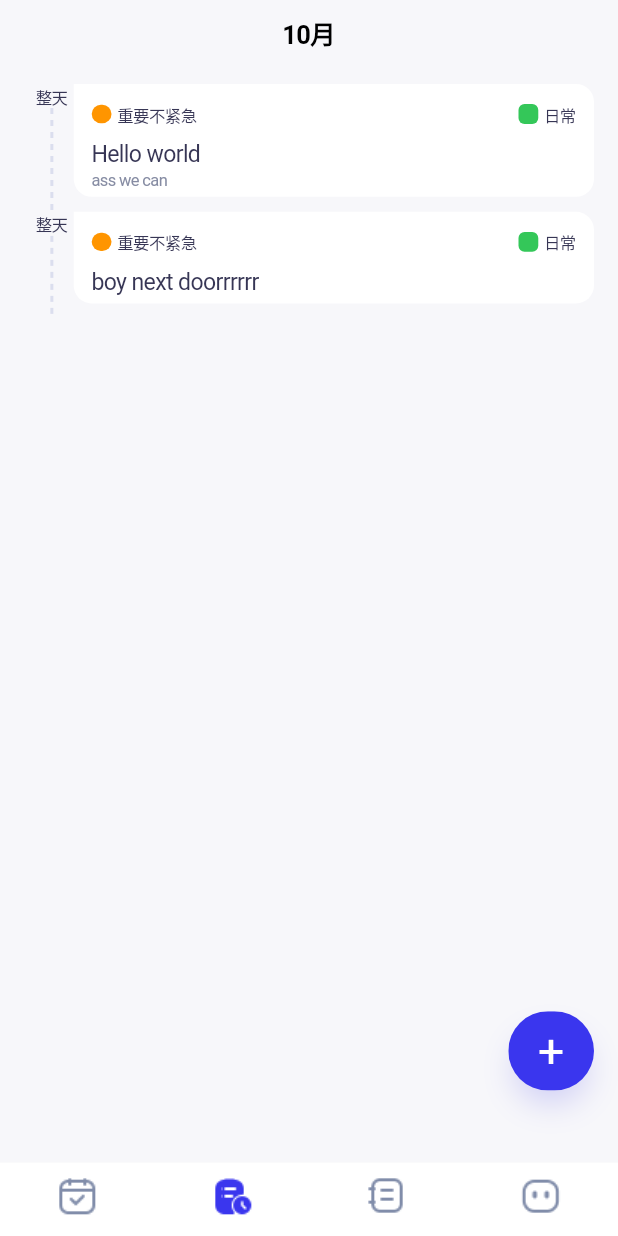
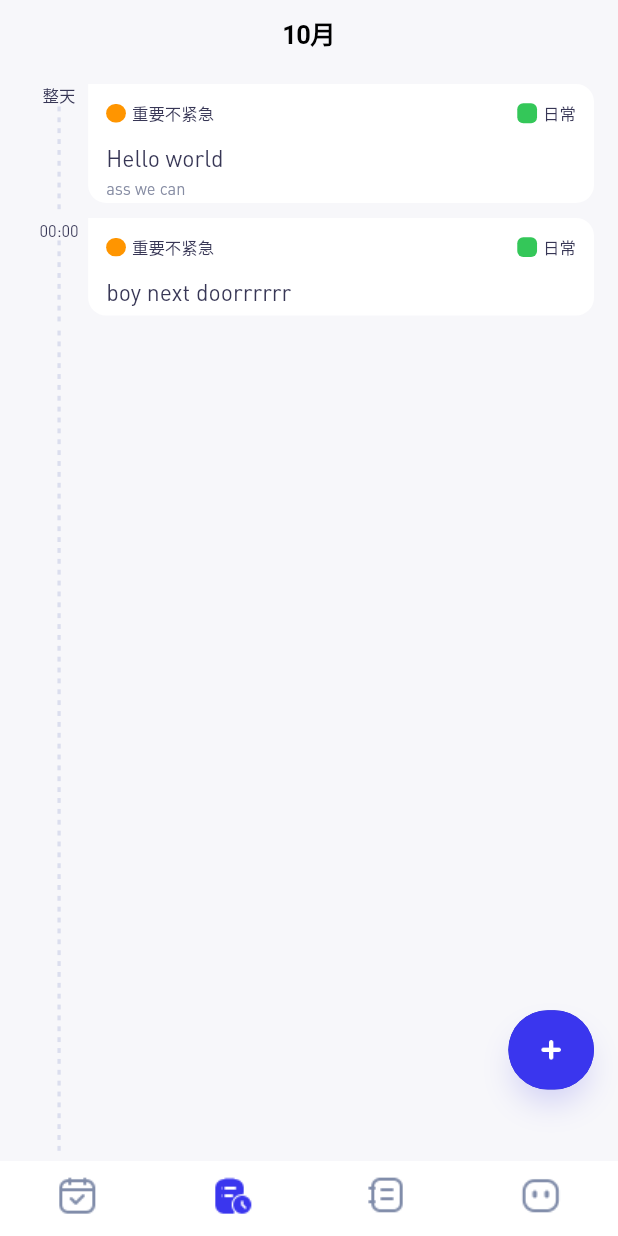
Before and after one commit to glitchboyl/DOIT, a Flutter app: the screen it shows after launch, item 2 of the bottom bar chosen, on a phone screen of 412 x 824 dp. Run offline on Flutter 3.47's test engine with Material 2 defaults, Android fonts, the phone set to English and light mode, and no system bars; drawn by our look-alikes of dotted_line; our stand-ins replace flutter_screenutil.

Commit message:
feat: dashed line

```diff
--- a/lib/main.dart
+++ b/lib/main.dart
@@ -25,6 +25,11 @@ class DOITApp extends StatelessWidget {
       builder: (context, child) {
         return CupertinoApp(
           debugShowCheckedModeBanner: false,
+          theme: new CupertinoThemeData(
+            textTheme: new CupertinoTextThemeData(
+              textStyle: TextStyle(fontFamily: 'DIN'),
+            ),
+          ),
           home: CupertinoTabScaffold(
             tabBar: tabBar(Routes.getTabBarItems()),
             tabBuilder: (context, index) {
--- a/lib/pages/first/index.dart
+++ b/lib/pages/first/index.dart
@@ -53,11 +53,21 @@ class _FirstTabState extends State<FirstTab> {
                 ),
               ],
             ),
-            addToDoItemButton(
+            AddToDoItemButton(
               () => {
-                // setState(() {
-                //   mockList = [...mockList, 1];
-                // });
+                setState(() {
+                  mockList = [
+                    ...mockList,
+                    ToDoItem(
+                      id: UniqueKey().hashCode,
+                      title: 'ass we can',
+                      type: ToDoItemType.a,
+                      status: ToDoItemStatus.a,
+                      to: DateTime(2023, 2, 26),
+                      from: DateTime(2023, 2, 27),
+                    )
+                  ];
+                })
               },
             ),
           ],
--- a/lib/pages/first/simple_to_do_item.dart
+++ b/lib/pages/first/simple_to_do_item.dart
@@ -56,6 +56,7 @@ class SimpleToDoItemWidget extends StatelessWidget {
                 style: TextStyle(
                   color: Styles.ToDoItemTitleColor,
                   fontSize: 14.sp,
+                  height: 20.sp / 14.sp,
                 ),
               ),
               SizedBox(height: 2.h),
@@ -64,6 +65,7 @@ class SimpleToDoItemWidget extends StatelessWidget {
                 style: TextStyle(
                   color: Styles.ToDoItemTimeColor,
                   fontSize: 10.sp,
+                  height: 14.sp / 10.sp,
                 ),
               ),
             ],
--- a/lib/pages/second/index.dart
+++ b/lib/pages/second/index.dart
@@ -1,7 +1,10 @@
+import 'package:doit/widgets/dashed_line.dart';
 import 'package:flutter/cupertino.dart';
+import 'package:flutter_screenutil/flutter_screenutil.dart';
 import 'package:provider/provider.dart';
 import 'to_do_item.dart';
 import 'package:doit/models/to_do_item.dart';
+import 'package:doit/widgets/dashed_line.dart';
 import 'package:doit/widgets/add_to_do_item_button.dart';
 import 'package:doit/styles.dart';
 
@@ -18,8 +21,6 @@ class _SecondTabState extends State<SecondTab> {
       remarks: 'ass we can',
       type: ToDoItemType.a,
       status: ToDoItemStatus.a,
-      to: DateTime(2023, 2, 26),
-      from: DateTime(2023, 2, 27),
     ),
     ToDoItem(
       id: UniqueKey().hashCode,
@@ -61,9 +62,24 @@ class _SecondTabState extends State<SecondTab> {
                     ),
                   ),
                 ),
+                SliverFillRemaining(
+                  hasScrollBody: false,
+                  child: Container(
+                    height: 0,
+                    child: Row(
+                      children: [
+                        Container(
+                          width: 28.w,
+                          alignment: Alignment.center,
+                          child: dashedLine(),
+                        ),
+                      ],
+                    ),
+                  ),
+                ),
               ],
             ),
-            addToDoItemButton(
+            AddToDoItemButton(
               () => {
                 // setState(() {
                 //   mockList = [...mockList, 1];
--- a/lib/pages/second/to_do_item.dart
+++ b/lib/pages/second/to_do_item.dart
@@ -1,9 +1,9 @@
 import 'package:flutter/cupertino.dart';
-import 'package:dotted_line/dotted_line.dart';
 import 'package:flutter_screenutil/flutter_screenutil.dart';
 import 'package:provider/provider.dart';
 import 'package:doit/utils/time.dart';
 import 'package:doit/models/to_do_item.dart';
+import 'package:doit/widgets/dashed_line.dart';
 import 'package:doit/styles.dart';
 
 class ToDoItemWidget extends StatelessWidget {
@@ -13,26 +13,24 @@ class ToDoItemWidget extends StatelessWidget {
   @override
   Widget build(BuildContext context) {
     return Container(
-      height: item.remarks != '' ? 84.h : 70.h,
+      height: item.remarks != '' ? 88.h : 74.h,
       child: Row(
         children: [
           Container(
+            width: 28.w,
             margin: const EdgeInsets.only(right: 4),
             child: Column(
               children: [
                 Text(
-                  '整天',
+                  item.to != null ? getClockTime(item.to!) : '整天',
                   style: TextStyle(
                     color: Styles.ToDoItemTitleColor,
                     fontSize: 10.sp,
+                    height: 14.sp / 10.sp,
                   ),
                 ),
                 Expanded(
-                  child: DottedLine(
-                    direction: Axis.vertical,
-                    dashColor: Color(0xFFDBDEEE),
-                    lineThickness: 2.0,
-                  ),
+                  child: dashedLine(),
                 ),
               ],
             ),
@@ -71,6 +69,7 @@ class ToDoItemWidget extends StatelessWidget {
                         style: TextStyle(
                           color: Styles.ToDoItemTitleColor,
                           fontSize: 10.sp,
+                          height: 14.sp / 10.sp,
                         ),
                       ),
                       Expanded(
@@ -94,6 +93,7 @@ class ToDoItemWidget extends StatelessWidget {
                         style: TextStyle(
                           color: Styles.ToDoItemTitleColor,
                           fontSize: 10.sp,
+                          height: 14.sp / 10.sp,
                         ),
                       ),
                     ],
@@ -104,6 +104,7 @@ class ToDoItemWidget extends StatelessWidget {
                     style: TextStyle(
                       color: Styles.ToDoItemTitleColor,
                       fontSize: 14.sp,
+                      height: 20.sp / 14.sp,
                     ),
                   ),
                   if (item.remarks != '') ...[
@@ -113,6 +114,7 @@ class ToDoItemWidget extends StatelessWidget {
                       style: TextStyle(
                         color: Styles.ToDoItemRemarksColor,
                         fontSize: 10.sp,
+                        height: 14.sp / 10.sp,
                       ),
                       maxLines: 1,
                       overflow: TextOverflow.ellipsis,
--- a/lib/routes.dart
+++ b/lib/routes.dart
@@ -1,22 +1,26 @@
 import 'package:flutter/cupertino.dart';
+import 'package:flutter_screenutil/flutter_screenutil.dart';
 import 'package:doit/models/tab_view_page.dart';
 import 'package:doit/pages/first/index.dart';
 import 'package:doit/pages/second/index.dart';
 import 'package:doit/pages/third/index.dart';
 import 'package:doit/pages/fourth/index.dart';
 
+final double tabIconWidth = 30;
+final double tabIconHeight = 30;
+
 class Routes {
   static List<TabViewPage> pages = [
     TabViewPage(
       tabIcon: Image.asset(
         'assets/images/first.png',
-        width: 30,
-        height: 30,
+        width: tabIconWidth,
+        height: tabIconHeight,
       ),
       tabActiveIcon: Image.asset(
         'assets/images/first_actived.png',
-        width: 30,
-        height: 30,
+        width: tabIconWidth,
+        height: tabIconHeight,
       ),
       viewWidget: (context) => FirstTab(),
       name: "聚焦",
@@ -25,13 +29,13 @@ class Routes {
     TabViewPage(
       tabIcon: Image.asset(
         'assets/images/second.png',
-        width: 30,
-        height: 30,
+        width: tabIconWidth,
+        height: tabIconHeight,
       ),
       tabActiveIcon: Image.asset(
         'assets/images/second_actived.png',
-        width: 30,
-        height: 30,
+        width: tabIconWidth,
+        height: tabIconHeight,
       ),
       viewWidget: (context) => SecondTab(),
       name: "Second",
@@ -40,13 +44,13 @@ class Routes {
     TabViewPage(
       tabIcon: Image.asset(
         'assets/images/third.png',
-        width: 30,
-        height: 30,
+        width: tabIconWidth,
+        height: tabIconHeight,
       ),
       tabActiveIcon: Image.asset(
         'assets/images/third_actived.png',
-        width: 30,
-        height: 30,
+        width: tabIconWidth,
+        height: tabIconHeight,
       ),
       viewWidget: (context) => ThirdTab(),
       name: "Third",
@@ -55,13 +59,13 @@ class Routes {
     TabViewPage(
       tabIcon: Image.asset(
         'assets/images/fourth.png',
-        width: 30,
-        height: 30,
+        width: tabIconWidth,
+        height: tabIconHeight,
       ),
       tabActiveIcon: Image.asset(
         'assets/images/fourth_actived.png',
-        width: 30,
-        height: 30,
+        width: tabIconWidth,
+        height: tabIconHeight,
       ),
       viewWidget: (context) => FourthTab(),
       name: "Fourth",
--- a/lib/styles.dart
+++ b/lib/styles.dart
@@ -27,17 +27,31 @@ abstract class Styles {
     darkColor: Color(0xFF868CA3),
   );
 
-  static const Color ToDoItemRemarksColor = CupertinoDynamicColor.withBrightness(
+  static const Color ToDoItemRemarksColor =
+      CupertinoDynamicColor.withBrightness(
     color: Color(0xFF868CA3),
     darkColor: Color(0xFF868CA3),
   );
 
-  static const Color AddToDoItemButtonColor = CupertinoDynamicColor.withBrightness(
+  static const Color DashedLineColor = CupertinoDynamicColor.withBrightness(
+    color: Color(0xFFDBDEEE),
+    darkColor: Color(0xFFDBDEEE),
+  );
+
+  static const Color AddToDoItemButtonColor =
+      CupertinoDynamicColor.withBrightness(
     color: Color(0xFF3A36EE),
     darkColor: Color(0xFF3A36EE),
   );
 
-  static const Color AddToDoItemButtonShadowColor = CupertinoDynamicColor.withBrightness(
+  static const Color AddToDoItemButtonActiveColor =
+      CupertinoDynamicColor.withBrightness(
+    color: Color(0xFF2224C6),
+    darkColor: Color(0xFF2224C6),
+  );
+
+  static const Color AddToDoItemButtonShadowColor =
+      CupertinoDynamicColor.withBrightness(
     color: Color(0x33312DE0),
     darkColor: Color(0x33312DE0),
   );
--- a/lib/widgets/add_to_do_item_button.dart
+++ b/lib/widgets/add_to_do_item_button.dart
@@ -2,7 +2,20 @@ import 'package:flutter/cupertino.dart';
 import 'package:flutter_screenutil/flutter_screenutil.dart';
 import 'package:doit/styles.dart';
 
-Widget addToDoItemButton(Function() onPressed) => Positioned(
+// Widget addToDoItemButton(Function() onPressed) => ;
+
+class AddToDoItemButton extends StatefulWidget {
+  const AddToDoItemButton(this.onPressed);
+  final Function() onPressed;
+  @override
+  _AddToDoItemButtonState createState() => _AddToDoItemButtonState();
+}
+
+class _AddToDoItemButtonState extends State<AddToDoItemButton> {
+  Color buttonColor = Styles.AddToDoItemButtonColor;
+  @override
+  Widget build(context) {
+    return Positioned(
       right: 0,
       bottom: 48,
       child: Container(
@@ -10,6 +23,7 @@ Widget addToDoItemButton(Function() onPressed) => Positioned(
         height: 52.h,
         clipBehavior: Clip.antiAlias,
         decoration: BoxDecoration(
+          color: Styles.AddToDoItemButtonActiveColor,
           borderRadius: BorderRadius.circular(50),
           boxShadow: [
             BoxShadow(
@@ -20,18 +34,26 @@ Widget addToDoItemButton(Function() onPressed) => Positioned(
             ),
           ],
         ),
-        child: CupertinoButton(
-          color: Styles.AddToDoItemButtonColor,
-          padding: EdgeInsets.zero,
-          pressedOpacity: 0.8,
-          child: Text(
-            '+',
-            style: TextStyle(
-              fontSize: 28.sp,
-              color: CupertinoColors.white,
+        child: GestureDetector(
+          onTapDown: (tapDetails) {
+            setState(() => buttonColor = Styles.AddToDoItemButtonActiveColor);
+          },
+          onTapCancel: () {
+            setState(() => buttonColor = Styles.AddToDoItemButtonColor);
+          },
+          child: CupertinoButton(
+            color: buttonColor,
+            padding: EdgeInsets.zero,
+            pressedOpacity: 1,
+            child: Image.asset(
+              'assets/images/add_to_do_item.png',
+              width: 16.w,
+              height: 16.h,
             ),
+            onPressed: widget.onPressed,
           ),
-          onPressed: onPressed,
         ),
       ),
     );
+  }
+}
--- /dev/null
+++ b/lib/widgets/dashed_line.dart
@@ -0,0 +1,11 @@
+import 'package:flutter/cupertino.dart';
+import 'package:dotted_line/dotted_line.dart';
+import 'package:flutter_screenutil/flutter_screenutil.dart';
+import 'package:doit/styles.dart';
+
+DottedLine dashedLine() => DottedLine(
+      dashLength: 3.2.h,
+      direction: Axis.vertical,
+      dashColor: Styles.DashedLineColor,
+      lineThickness: 2.w,
+    );
--- a/lib/widgets/tab_bar.dart
+++ b/lib/widgets/tab_bar.dart
@@ -1,10 +1,11 @@
 import 'package:flutter/cupertino.dart';
+import 'package:flutter_screenutil/flutter_screenutil.dart';
 import 'package:doit/styles.dart';
 
 CupertinoTabBar tabBar(List<BottomNavigationBarItem> items) => CupertinoTabBar(
       items: items,
       backgroundColor: Styles.TabBarColor,
-      height: 49,
+      height: 49.h,
       border: Border(
         top: BorderSide(color: Styles.TabBarColor),
       ),
```
Also changed, not shown: pubspec.yaml (+5 -6 lines), assets/fonts/DIN-Bold.otf (added), assets/fonts/DIN-Regular.otf (added), assets/images/2x/add_to_do_item.png (added), assets/images/3x/add_to_do_item.png (added), assets/images/add_to_do_item.png (added).
